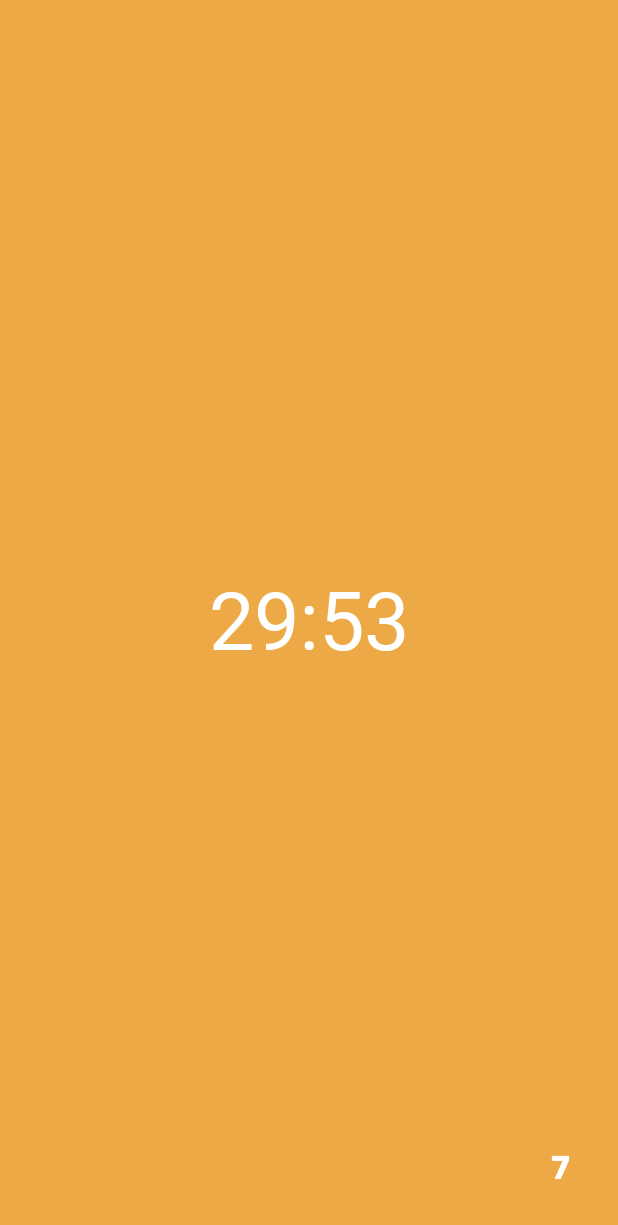
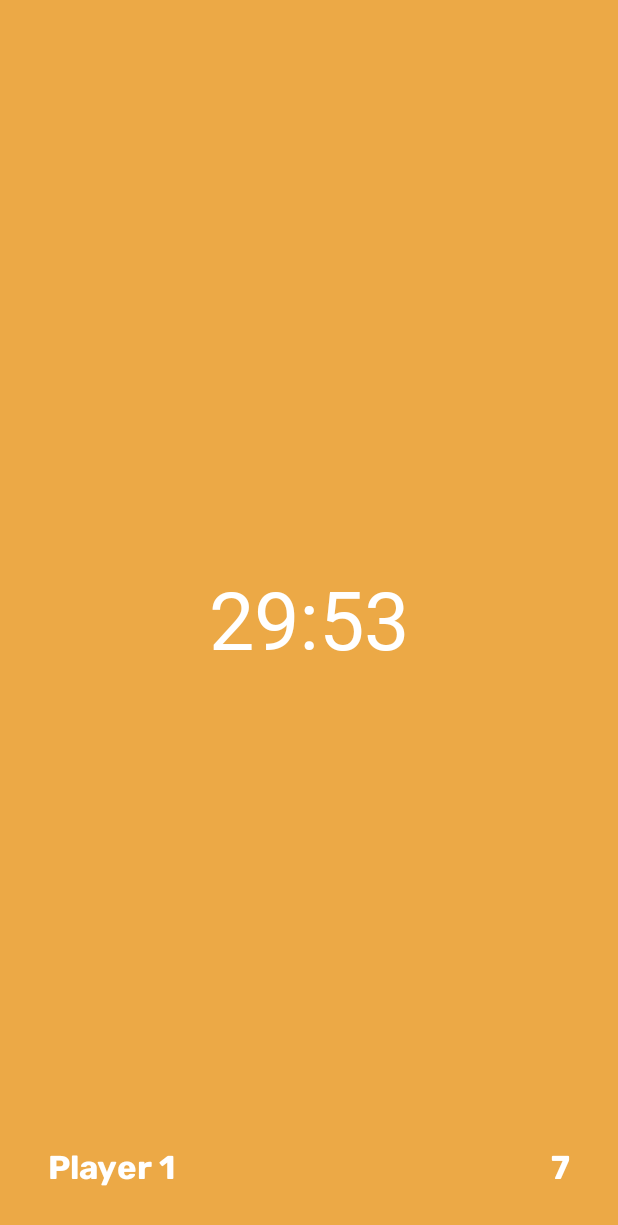
Before and after one commit to Better-Life-Apps/ChessClock, an Android app built with Jetpack Compose: the layout view_player.xml on its own in the app's theme, with its tools: preview values and no code run, on a phone screen of 412 x 824 dp. Shown: the top 1225 px of the screen. Run offline under Robolectric (Android 15) with nearby library versions, the phone set to English and light mode, and no system bars; Roboto replaces fonts that are not available here.

Commit message:
Add Player label to PlayerView

```diff
--- a/app/src/main/java/com/betterlifeapps/chessclock/ui/game/GameFragment.kt
+++ b/app/src/main/java/com/betterlifeapps/chessclock/ui/game/GameFragment.kt
@@ -53,12 +53,14 @@ class GameFragment : BaseFragment(R.layout.fragment_game) {
                 R.color.yellow
             )
         )
+        binding.playerView1.setPlayerLabel(R.string.player_1)
         binding.playerView2.setBackgroundColor(
             ContextCompat.getColor(
                 requireContext(),
                 R.color.red_1
             )
         )
+        binding.playerView2.setPlayerLabel(R.string.player_2)
 
         binding.playerView1.setOnClickListener {
             viewModel.onPlayer1Clicked()
@@ -112,6 +114,10 @@ class GameFragment : BaseFragment(R.layout.fragment_game) {
         if (gameState.state == State.READY) {
             resetPlayerViewsHeight()
         }
+
+        // Show player labels only if game state is READY
+        binding.playerView1.setPlayerLabelVisible(gameState.state == State.READY)
+        binding.playerView2.setPlayerLabelVisible(gameState.state == State.READY)
     }
 
     private fun startHeightAnim(targetView: PlayerView, secondaryView: PlayerView) {
--- a/app/src/main/res/layout/view_player.xml
+++ b/app/src/main/res/layout/view_player.xml
@@ -28,4 +28,14 @@
         app:layout_constraintEnd_toEndOf="parent"
         tools:text="7" />
 
+    <TextView
+        android:id="@+id/player_label"
+        android:layout_width="wrap_content"
+        style="@style/PlayerNameTextAppearance"
+        app:layout_constraintStart_toStartOf="parent"
+        app:layout_constraintBottom_toBottomOf="parent"
+        android:layout_margin="32dp"
+        tools:text="Player 1"
+        android:layout_height="wrap_content"/>
+
 </androidx.constraintlayout.widget.ConstraintLayout>
--- a/app/src/main/res/values/themes.xml
+++ b/app/src/main/res/values/themes.xml
@@ -34,6 +34,12 @@
     </style>
 
     <style name="PlayerTurnNumberTextAppearance" parent="TextAppearance.AppCompat">
+        <item name="android:fontFamily">@font/rubik_bold</item>
+        <item name="android:textSize">22sp</item>
+        <item name="android:textColor">@color/white</item>
+    </style>
+
+    <style name="PlayerNameTextAppearance" parent="TextAppearance.AppCompat">
         <item name="android:fontFamily">@font/rubik_bold</item>
         <item name="android:textSize">22sp</item>
         <item name="android:textColor">@color/white</item>
```
Also changed, not shown: app/src/main/java/com/betterlifeapps/chessclock/ui/widget/PlayerView.kt (+10 -0 lines).
